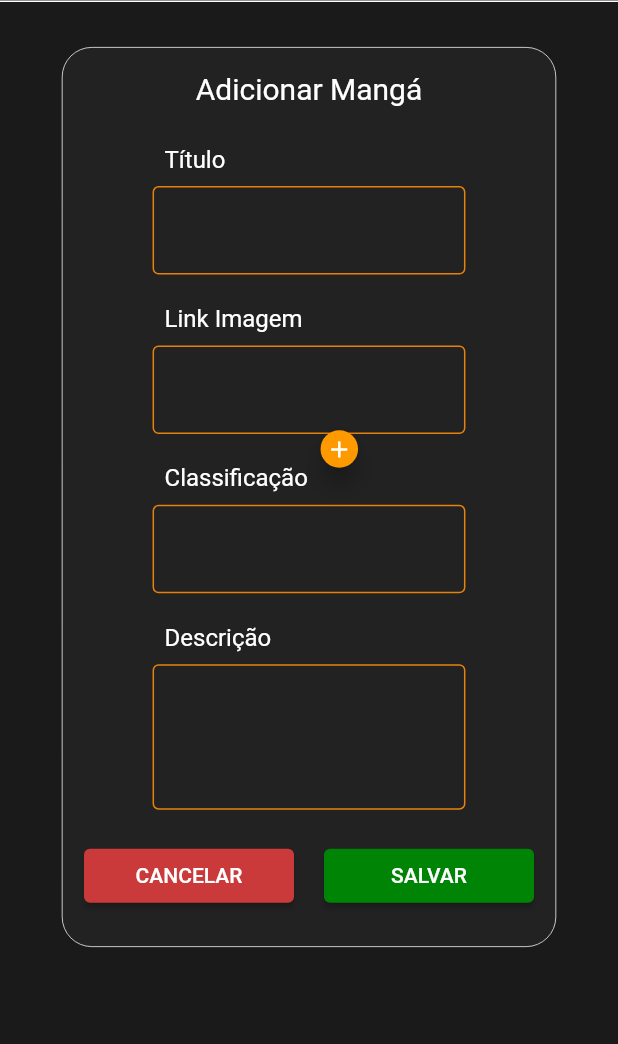
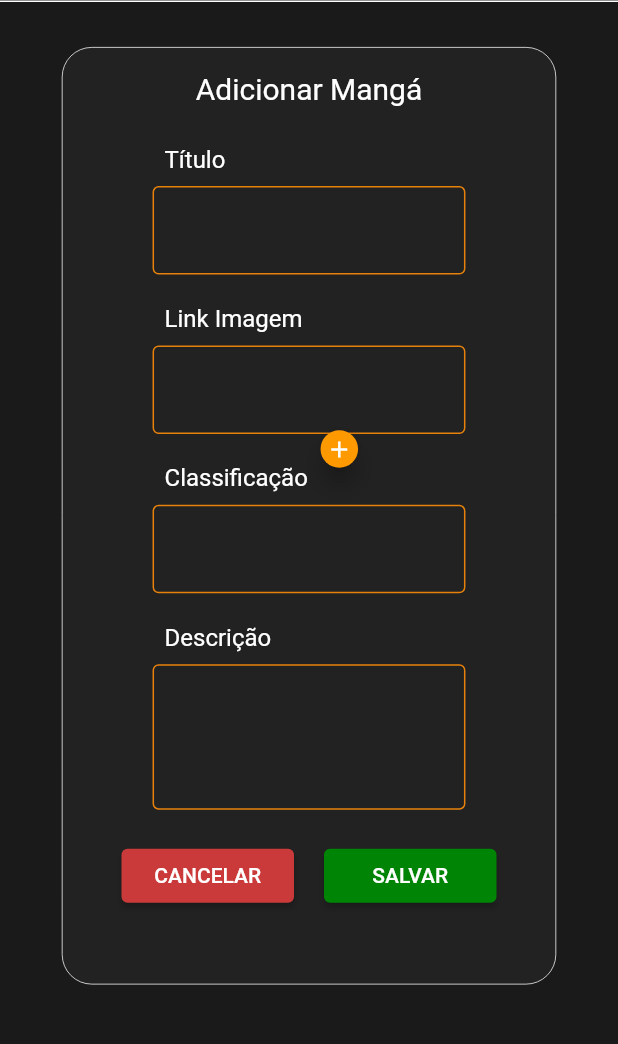
Before and after one commit to UniRVFasoft/manga-fever-flutter, a Flutter app: the AdicionarMangaScreen screen opened directly, on a phone screen of 412 x 824 dp, the part 118-1162 px from its top. Run offline on Flutter 3.47's test engine with Material 2 defaults, Android fonts, the phone set to English and light mode, and no system bars; our stand-ins replace flutter_rating_bar.

Commit message:
Espaçamento Tela Adicionar Manga

```diff
--- a/mangafaver/lib/screens/AdicionarMangaScreen.dart
+++ b/mangafaver/lib/screens/AdicionarMangaScreen.dart
@@ -25,7 +25,7 @@
           final containerMaxHeight = screenHeight * 1.0;
 
           const maxWidth = 800.0;
-          const maxHeight = 600.0;
+          const maxHeight = 625.0;
 
           final containerWidth =
               containerMaxWidth < maxWidth ? containerMaxWidth : maxWidth;
@@ -67,7 +67,7 @@
                               maxLines: 5,
                             ),
                             SizedBox(
-                              width: 300,
+                              width: 250,
                               child: Column(
                                 children: [
                                   const SizedBox(height: 10),
@@ -120,12 +120,8 @@
                         ),
                         Positioned(
                           //Posição do botão dependendo do tamanho da tela.
-                          top: screenWidth <= 600
-                              ? 255
-                              : 255,
-                          left: screenWidth <= 600
-                              ? 172
-                              : 212,
+                          top: screenWidth <= 600 ? 255 : 255,
+                          left: screenWidth <= 600 ? 172 : 212,
                           child: BotaoAdicionarManga(
                             size: botaoTamanho,
                             iconSize: 18.0,
```
